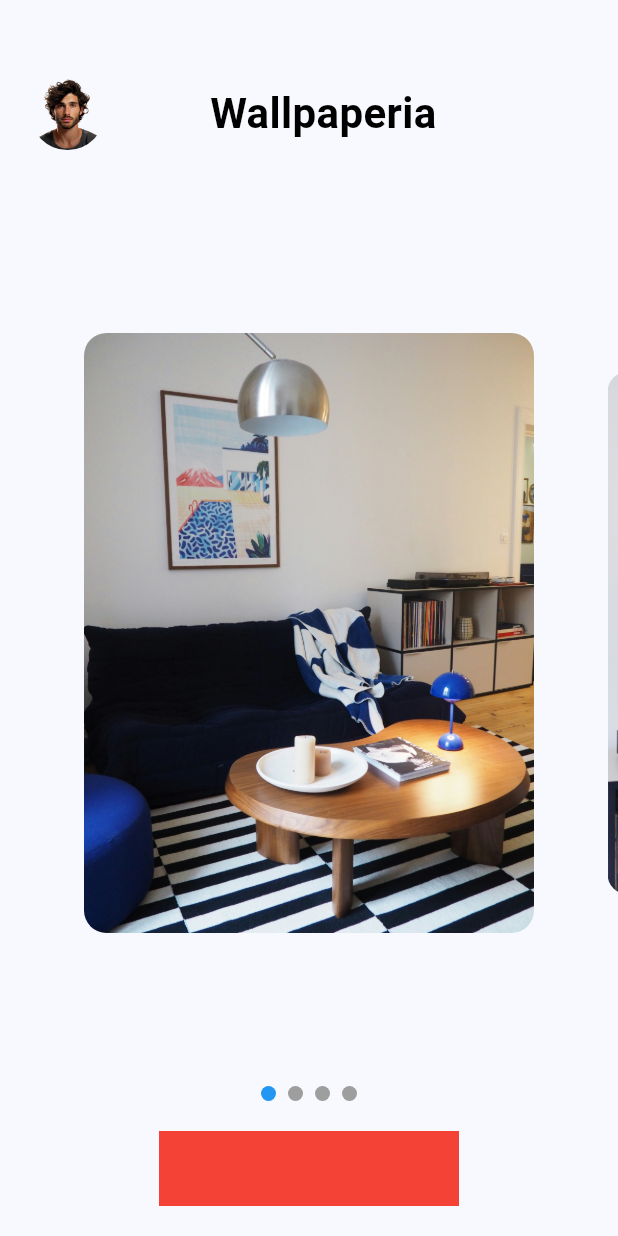
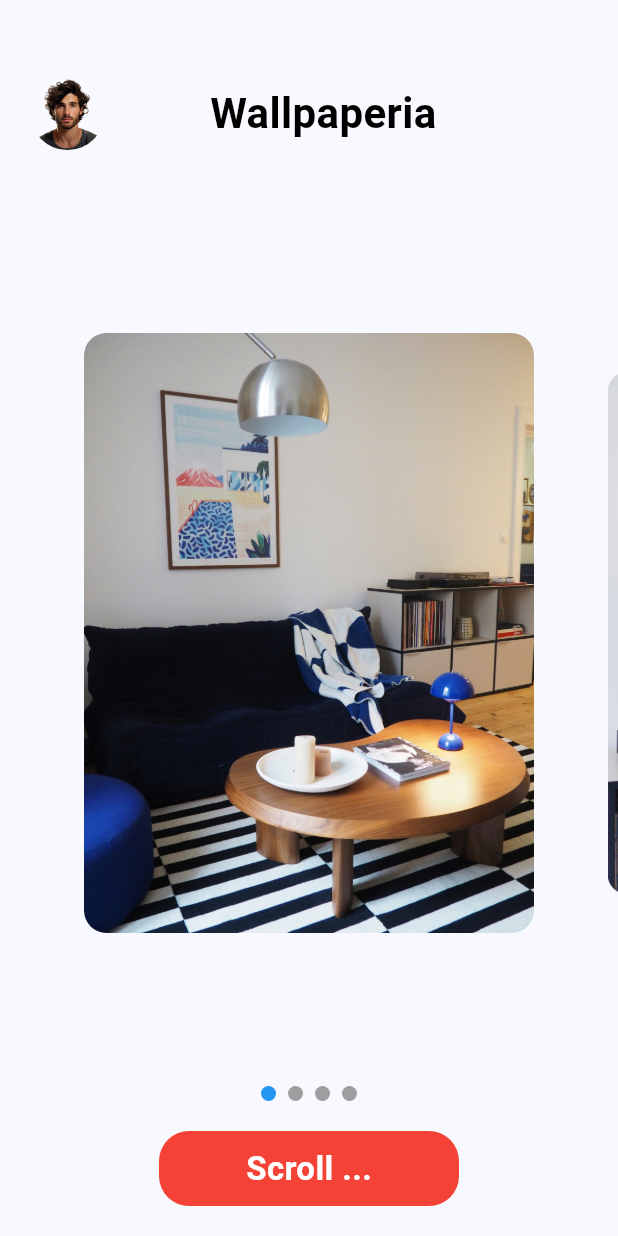
Before and after one commit to kalashkose0/Wallpaper-Complete, a Flutter app: the HomePage screen opened directly, on a phone screen of 412 x 824 dp. Run offline on Flutter 3.47's test engine with Material 3 defaults, Android fonts, the phone set to English and light mode, and no system bars; drawn by our look-alikes of carousel_slider, smooth_page_indicator; our stand-ins replace cached_network_image, cloud_firestore, firebase_core; accounts and stored records are empty.

```diff
--- a/lib/Screens/homePage.dart
+++ b/lib/Screens/homePage.dart
@@ -102,11 +102,22 @@ class _HomePageState extends State<HomePage> {
             height: 20,
           ),
           Container(
-            height: 50,
-            width: 200,
-            color: Colors.red,
-            // child: Cu,
-          ),
+              height: 50,
+              width: 200,
+              // color: Colors.red,
+              decoration: BoxDecoration(
+                borderRadius: BorderRadius.circular(20),
+                color: Colors.red,
+              ),
+              child: Center(
+                child: Text(
+                  "Scroll ...",
+                  style: TextStyle(
+                      fontSize: 22,
+                      color: Colors.white,
+                      fontWeight: FontWeight.bold),
+                ),
+              )),
           SizedBox(
             height: 20,
           ),
```
Also changed, not shown: lib/Admin/AdminLogIn.dart (+27 -3 lines), lib/Screens/SearchWallpaperPage.dart (deleted, +0 -12 lines), lib/Widgets/Widgets.dart (+10 -0 lines), lib/main.dart (+6 -3 lines), pubspec.yaml (+23 -70 lines), pubspec.lock, 9 other files.
